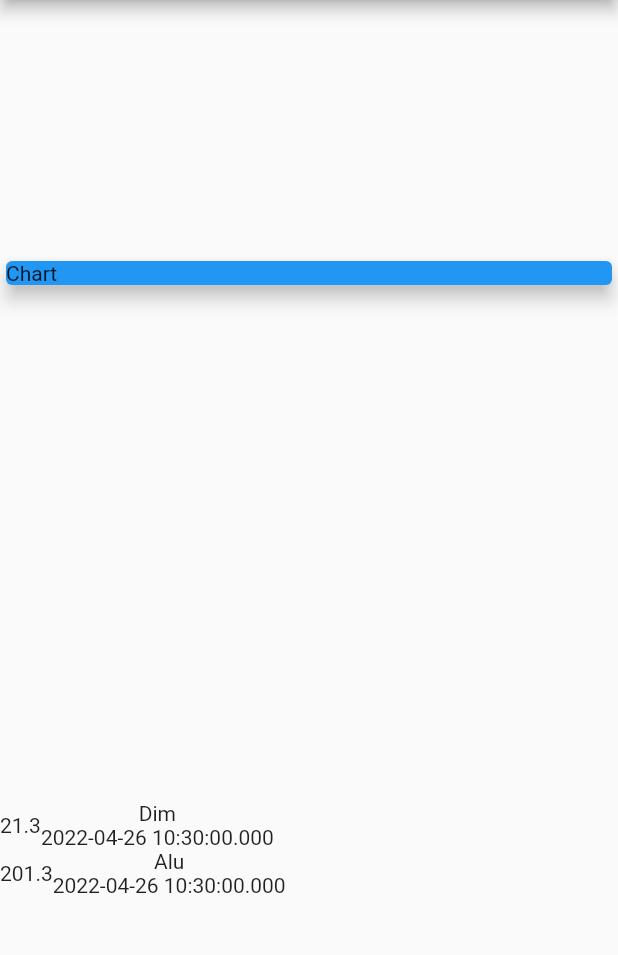
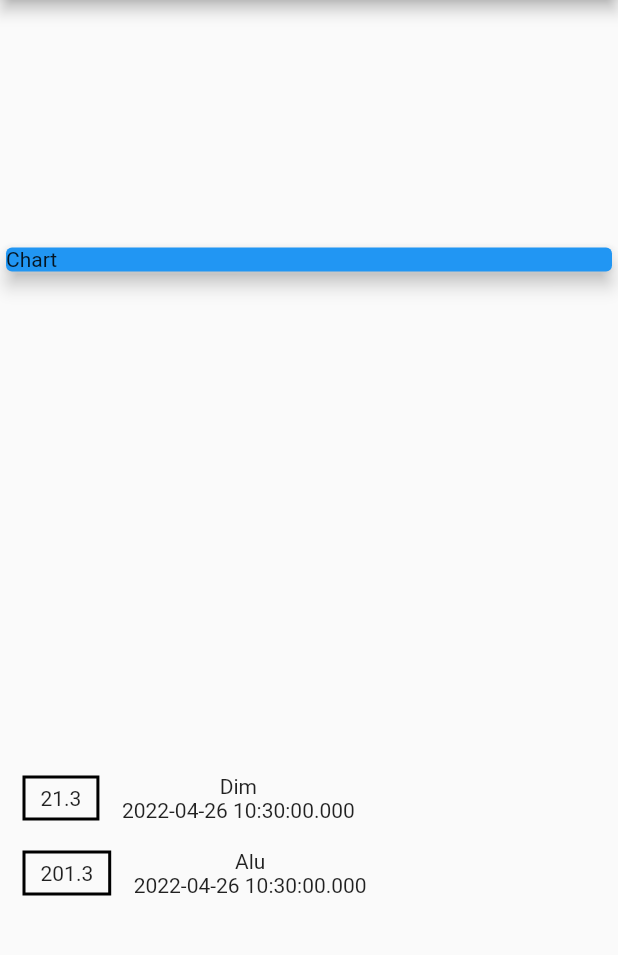
Before and after one commit to nirzonpop192/flutterTraninig, a Flutter app: the screen it shows after launch, on a phone screen of 412 x 824 dp, the part 84-1039 px from its top. Run offline on Flutter 3.47's test engine with Material 2 defaults, Android fonts, the phone set to English and light mode, and no system bars.

Commit message:
#1.77-Styling Container

```diff
--- a/lib/page/dashboard/dashboard.dart
+++ b/lib/page/dashboard/dashboard.dart
@@ -27,13 +27,22 @@ class DashBoard extends StatelessWidget {
                 )),
             Column(
                 children: transactions.map((trx) {
-              return Row(children: [
-                Text(trx.amount!.toString()),
-                Column(children: [
-                  Text(trx.title!),
-                  Text(trx.date!.toString()),
-                ],)
-              ],);
+              return Row(
+                children: [
+                  Container(
+                    margin: const EdgeInsets.symmetric(vertical: 10, horizontal: 15),
+                    padding: const EdgeInsets.symmetric(vertical: 5,horizontal: 10),
+                    decoration: BoxDecoration(border: Border.all(color: Colors.black, width: 2)),
+                    child: Text(trx.amount!.toString()),
+                  ),
+                  Column(
+                    children: [
+                      Text(trx.title!),
+                      Text(trx.date!.toString()),
+                    ],
+                  )
+                ],
+              );
             }).toList())
           ],
         ),
```
